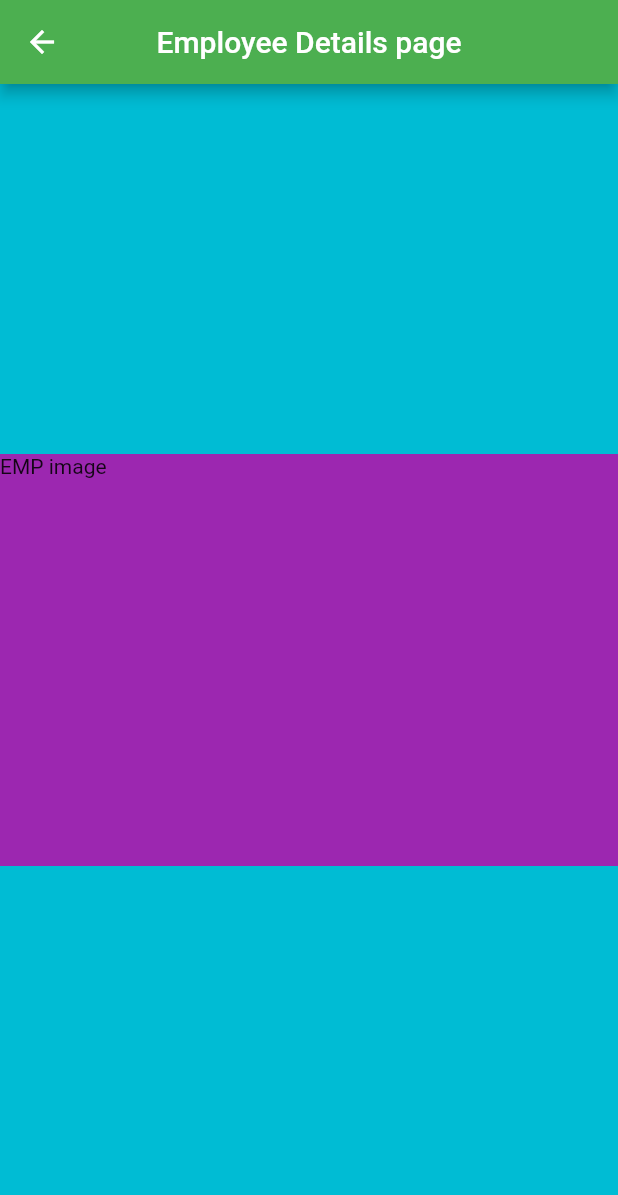
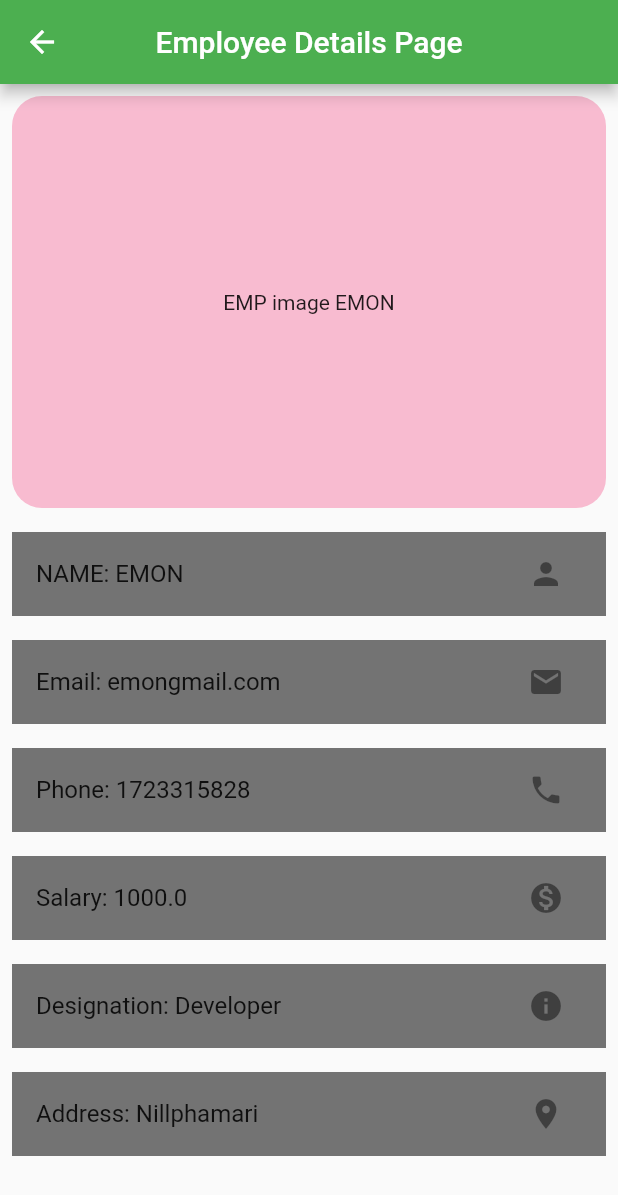
Before and after one commit to EmonSarkarr/Employee-Management-System, a Flutter app: the screen it shows after launch, after a tap on "EMON", on a phone screen of 412 x 824 dp. Shown: the top 1195 px of the screen. Run offline on Flutter 3.47's test engine with Material 2 defaults, Android fonts, the phone set to English and light mode, and no system bars.

Commit message:
details page

```diff
--- a/lib/screens/employee_details_page.dart
+++ b/lib/screens/employee_details_page.dart
@@ -1,8 +1,9 @@
+import 'package:employee_management_system/models/employee_model.dart';
 import 'package:flutter/material.dart';
 
 class EmployeeDetailsPage extends StatefulWidget {
+  static const nameRouting = "/employeeDetailsPage";
 
-  static const nameRouting = "/employeeDetailsPage";
   const EmployeeDetailsPage({Key? key}) : super(key: key);
 
   @override
@@ -11,23 +12,80 @@ class EmployeeDetailsPage extends StatefulWidget {
 
 class _EmployeeDetailsPageState extends State<EmployeeDetailsPage> {
   late Size size;
+  late EmployeeModel employee;
+@override
+  void didChangeDependencies() {
+    employee = ModalRoute.of(context)!.settings.arguments as EmployeeModel;
+    super.didChangeDependencies();
+  }
   @override
   Widget build(BuildContext context) {
     size = MediaQuery.of(context).size;
-    return SafeArea(child: Scaffold(
-      appBar: AppBar(title: const Text("Employee Details page"),centerTitle: true),
-      backgroundColor: Colors.cyan,
+    return SafeArea(
+        child: Scaffold(
+      appBar:
+          AppBar(title: const Text('Employee Details Page'), centerTitle: true),
       body: Column(
-        mainAxisAlignment: MainAxisAlignment.center,
-        crossAxisAlignment: CrossAxisAlignment.center,
         children: [
-          Container(
-            height: size.height / 3,
-            width:double.infinity,
-            color: Colors.purple,
-            child: const Text("EMP image"),
+          Padding(
+            padding: const EdgeInsets.all(8.0),
+            child: Container(
+              decoration: BoxDecoration(
+                  color: Colors.pink.shade100,
+                  borderRadius: BorderRadius.circular(20)),
+              height: size.height / 3,
+              width: double.infinity,
+              child: Center(child:  Text("EMP image ${employee.name}")),
+            ),
           ),
-
+           Padding(
+            padding: const EdgeInsets.all(8.0),
+            child: ListTile(
+              hoverColor: Colors.red,
+                title: Text("NAME: ${employee.name}"),
+                trailing: IconButton(onPressed: (){},icon: const Icon(Icons.person)),
+            tileColor: Colors.black54),
+          ),
+           Padding(
+            padding:const EdgeInsets.all(8.0),
+            child: ListTile(
+              hoverColor: Colors.red,
+                trailing: IconButton(onPressed: (){},icon: const Icon(Icons.email)),
+                title: Text("Email: ${employee.email} "),
+            tileColor: Colors.black54),
+          ),
+           Padding(
+            padding:const EdgeInsets.all(8.0),
+            child: ListTile(
+              hoverColor: Colors.red,
+                trailing: IconButton(onPressed: (){},icon: const Icon(Icons.phone)),
+                title: Text("Phone: ${employee.phoneNumber} "),
+            tileColor: Colors.black54),
+          ),
+           Padding(
+            padding:const EdgeInsets.all(8.0),
+            child: ListTile(
+              hoverColor: Colors.red,
+                trailing: IconButton(onPressed: (){},icon: const Icon(Icons.monetization_on)),
+                title: Text("Salary: ${employee.salary} "),
+            tileColor: Colors.black54),
+          ),
+           Padding(
+            padding:const EdgeInsets.all(8.0),
+            child: ListTile(
+              hoverColor: Colors.red,
+                trailing: IconButton(onPressed: (){},icon: const Icon(Icons.info)),
+                title: Text("Designation: ${employee.designation} "),
+            tileColor: Colors.black54),
+          ),
+           Padding(
+            padding:const EdgeInsets.all(8.0),
+            child: ListTile(
+              hoverColor: Colors.red,
+                trailing: IconButton(onPressed: (){},icon: const Icon(Icons.location_on)),
+                title: Text("Address: ${employee.address} "),
+            tileColor: Colors.black54),
+          ),
         ],
       ),
     ));
--- a/lib/screens/employee_page.dart
+++ b/lib/screens/employee_page.dart
@@ -5,6 +5,7 @@ import 'package:flutter/material.dart';
 
 class EmployeePage extends StatefulWidget {
   static const nameRouting = "/employeePage";
+
   const EmployeePage({Key? key}) : super(key: key);
 
   @override
@@ -17,32 +18,32 @@ class _EmployeePageState extends State<EmployeePage> {
     return SafeArea(
         child: Scaffold(
       floatingActionButton: FloatingActionButton(
-            onPressed: (){
-
-              Navigator.pushNamed(context, AddEmployeePage.nameRouting);
+        onPressed: () {
+          Navigator.pushNamed(context, AddEmployeePage.nameRouting)
+              .then((value) => setState(() {}));
         },
         child: const Icon(Icons.add),
       ),
       body: ListView.builder(
           itemCount: empList.length,
-              itemBuilder: (context,index){
+          itemBuilder: (context, index) {
             final emp = empList[index];
             return Padding(
               padding: const EdgeInsets.all(8.0),
               child: ListTile(
                 title: Text(emp.name),
-                    subtitle: Text("emp.email"),
+                subtitle: Text(emp.email),
                 trailing: Text("$index"),
-                    onTap: (){
-                      Navigator.pushNamed(context, EmployeeDetailsPage.nameRouting,arguments: emp);
-
+                onTap: () {
+                  Navigator.pushNamed(context, EmployeeDetailsPage.nameRouting,
+                      arguments: emp);
                 },
-                    leading: IconButton(onPressed: (){},icon: const Icon(Icons.person)),
-                    tileColor: index.isEven?Colors.orange:Colors.redAccent,
+                leading: IconButton(
+                    onPressed: () {}, icon: const Icon(Icons.person)),
+                tileColor: index.isEven ? Colors.orange : Colors.redAccent,
               ),
             );
           }),
     ));
-
   }
 }
```
Lines whose indentation alone changed are shown as unchanged.
